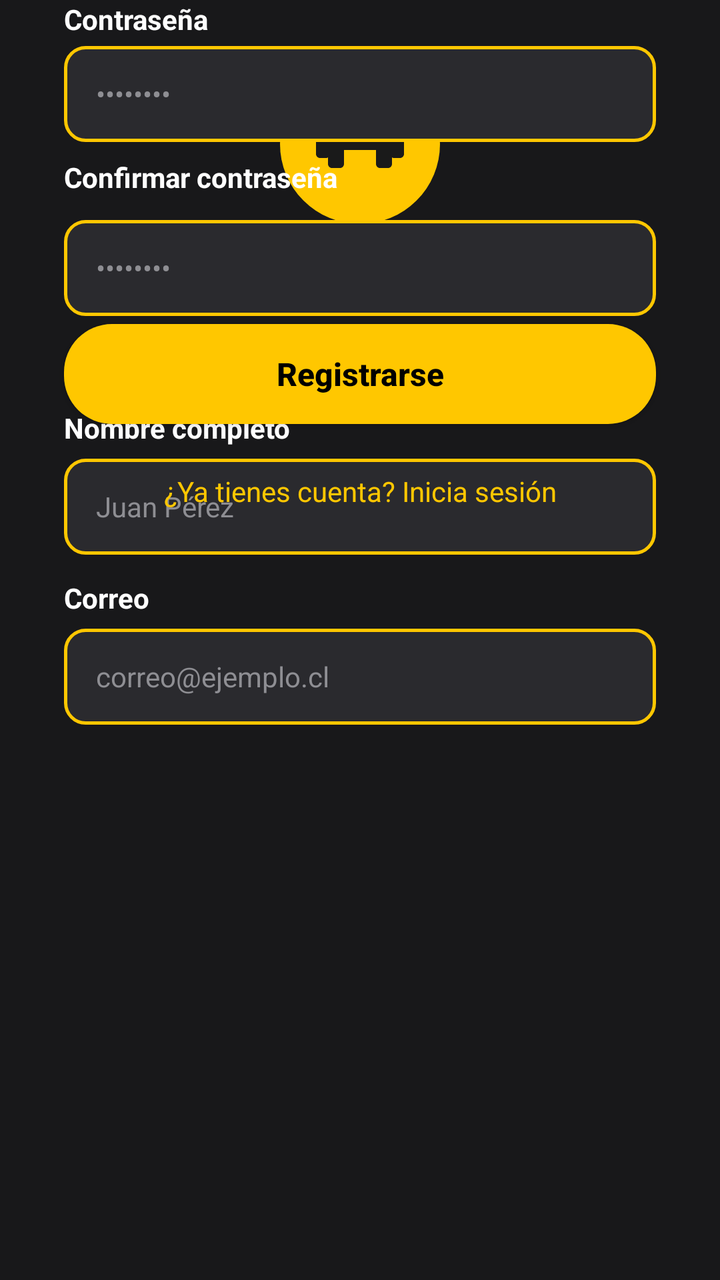
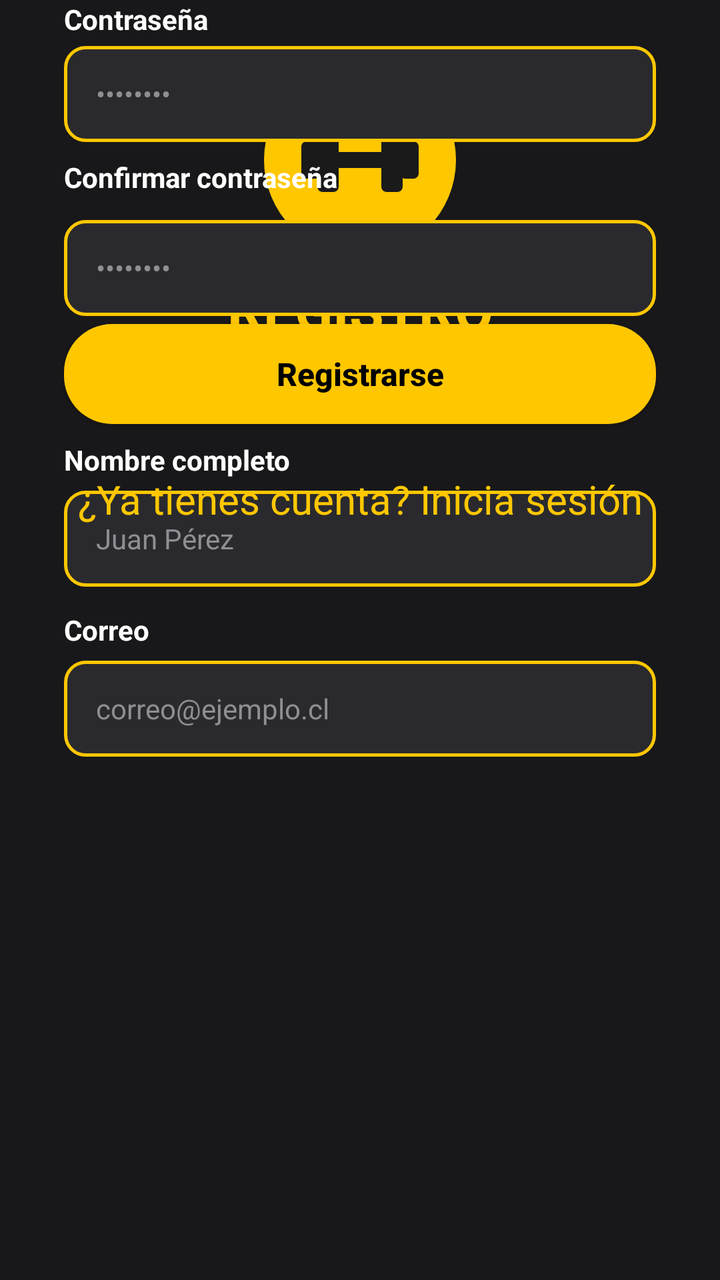

Screens rendered from an Android XML layout before and after an edit, with the pre-edit source and the edit as a unified diff.
<!-- AndroidManifest.xml: application theme Theme.Ev3NuevasTecnologias -->
<!-- res/layout/activity_main.xml -->
<?xml version="1.0" encoding="utf-8"?>
<ScrollView xmlns:android="http://schemas.android.com/apk/res/android"
    xmlns:app="http://schemas.android.com/apk/res-auto"
    xmlns:tools="http://schemas.android.com/tools"
    android:id="@+id/main"
    android:layout_width="match_parent"
    android:layout_height="match_parent"
    android:background="@color/gym_bg_dark"
    android:fillViewport="true"
    tools:context=".MainActivity">

    <androidx.constraintlayout.widget.ConstraintLayout
        android:layout_width="match_parent"
        android:layout_height="wrap_content"
        android:paddingBottom="40dp">

        
        <ImageView
            android:id="@+id/imgLogoRegistro"
            android:layout_width="80dp"
            android:layout_height="80dp"
            android:layout_marginTop="32dp"
            android:background="@drawable/bg_circle_yellow"
            android:contentDescription="@string/app_name"
            android:padding="16dp"
            android:src="@drawable/logo_pesa"
            app:layout_constraintEnd_toEndOf="parent"
            app:layout_constraintStart_toStartOf="parent"
            app:layout_constraintTop_toTopOf="parent" />

        
        <TextView
            android:id="@+id/tvTitleRegistro"
            android:layout_width="wrap_content"
            android:layout_height="wrap_content"
            android:layout_marginTop="8dp"
            android:text="@string/title_registro"
            android:textColor="@color/gym_yellow"
            android:textSize="28sp"
            android:textStyle="bold"
            app:layout_constraintEnd_toEndOf="parent"
            app:layout_constraintStart_toStartOf="parent"
            app:layout_constraintTop_toBottomOf="@id/imgLogoRegistro" />

        
        <TextView
            android:id="@+id/tvSubtitleRegistro"
            android:layout_width="wrap_content"
            android:layout_height="wrap_content"
            android:layout_marginTop="4dp"
            android:text="@string/subtitle_registro"
            android:textColor="@color/gym_text_white"
            android:textSize="14sp"
            app:layout_constraintEnd_toEndOf="parent"
            app:layout_constraintStart_toStartOf="parent"
            app:layout_constraintTop_toBottomOf="@id/tvTitleRegistro" />

        
        <TextView
            android:id="@+id/lblNombre"
            android:layout_width="0dp"
            android:layout_height="wrap_content"
            android:layout_marginStart="32dp"
            android:layout_marginTop="24dp"
            android:layout_marginEnd="32dp"
            android:text="@string/label_nombre"
            android:textColor="@color/gym_text_white"
            android:textSize="14sp"
            android:textStyle="bold"
            app:layout_constraintEnd_toEndOf="parent"
            app:layout_constraintStart_toStartOf="parent"
            app:layout_constraintTop_toBottomOf="@id/tvSubtitleRegistro" />

        
        <EditText
            android:id="@+id/etNombre"
            android:layout_width="0dp"
            android:layout_height="48dp"
            android:layout_marginStart="32dp"
            android:layout_marginTop="6dp"
            android:layout_marginEnd="32dp"
            android:autofillHints="name"
            android:background="@drawable/bg_input_field"
            android:hint="@string/hint_nombre"
            android:inputType="textPersonName"
            android:paddingHorizontal="16dp"
            android:textColor="@color/gym_text_white"
            android:textColorHint="@color/gym_text_gray"
            android:textSize="14sp"
            app:layout_constraintEnd_toEndOf="parent"
            app:layout_constraintStart_toStartOf="parent"
            app:layout_constraintTop_toBottomOf="@id/lblNombre" />

        
        <TextView
            android:id="@+id/lblCorreo"
            android:layout_width="0dp"
            android:layout_height="wrap_content"
            android:layout_marginStart="32dp"
            android:layout_marginTop="12dp"
            android:layout_marginEnd="32dp"
            android:text="@string/label_correo"
            android:textColor="@color/gym_text_white"
            android:textSize="14sp"
            android:textStyle="bold"
            app:layout_constraintEnd_toEndOf="parent"
            app:layout_constraintStart_toStartOf="parent"
            app:layout_constraintTop_toBottomOf="@id/etNombre" />

        
        <EditText
            android:id="@+id/etCorreo"
            android:layout_width="0dp"
            android:layout_height="48dp"
            android:layout_marginStart="32dp"
            android:layout_marginTop="6dp"
            android:layout_marginEnd="32dp"
            android:autofillHints="emailAddress"
            android:background="@drawable/bg_input_field"
            android:hint="@string/hint_correo"
            android:inputType="textEmailAddress"
            android:paddingHorizontal="16dp"
            android:textColor="@color/gym_text_white"
            android:textColorHint="@color/gym_text_gray"
            android:textSize="14sp"
            app:layout_constraintEnd_toEndOf="parent"
            app:layout_constraintStart_toStartOf="parent"
            app:layout_constraintTop_toBottomOf="@id/lblCorreo" />

        

        

        

        

        
        <EditText
            android:id="@+id/etContrasena"
            android:layout_width="0dp"
            android:layout_height="48dp"
            android:layout_marginStart="32dp"
            android:layout_marginTop="4dp"
            android:layout_marginEnd="32dp"
            android:autofillHints="newPassword"
            android:background="@drawable/bg_input_field"
            android:hint="@string/hint_contrasena"
            android:inputType="textPassword"
            android:paddingHorizontal="16dp"
            android:textColor="@color/gym_text_white"
            android:textColorHint="@color/gym_text_gray"
            android:textSize="14sp"
            app:layout_constraintEnd_toEndOf="parent"
            app:layout_constraintHorizontal_bias="0.0"
            app:layout_constraintStart_toStartOf="parent"
            app:layout_constraintTop_toBottomOf="@id/lblContrasena" />

        <TextView
            android:id="@+id/lblContrasena"
            android:layout_width="0dp"
            android:layout_height="wrap_content"
            android:layout_marginStart="32dp"
            android:layout_marginEnd="32dp"
            android:text="@string/label_contrasena"
            android:textColor="@color/gym_text_white"
            android:textSize="14sp"
            android:textStyle="bold"
            app:layout_constraintEnd_toEndOf="parent"
            app:layout_constraintHorizontal_bias="0.0"
            app:layout_constraintStart_toStartOf="parent"
            tools:layout_editor_absoluteY="377dp" />

        <EditText
            android:id="@+id/etConfirmarContrasena"
            android:layout_width="0dp"
            android:layout_height="48dp"
            android:layout_marginStart="32dp"
            android:layout_marginTop="12dp"
            android:layout_marginEnd="32dp"
            android:autofillHints="newPassword"
            android:background="@drawable/bg_input_field"
            android:hint="@string/hint_contrasena"
            android:inputType="textPassword"
            android:paddingHorizontal="16dp"
            android:textColor="@color/gym_text_white"
            android:textColorHint="@color/gym_text_gray"
            android:textSize="14sp"
            app:layout_constraintEnd_toEndOf="parent"
            app:layout_constraintHorizontal_bias="0.0"
            app:layout_constraintStart_toStartOf="parent"
            app:layout_constraintTop_toBottomOf="@id/lblConfirmarContrasena" />

        <TextView
            android:id="@+id/tvErrorRegistro"
            android:layout_width="0dp"
            android:layout_height="wrap_content"
            android:layout_marginStart="32dp"
            android:layout_marginTop="20dp"
            android:layout_marginEnd="32dp"
            android:gravity="center"
            android:text="@string/error_registro_invalido"
            android:textColor="@color/gym_error_red"
            android:textSize="13sp"
            android:visibility="gone"
            app:layout_constraintEnd_toEndOf="parent"
            app:layout_constraintHorizontal_bias="0.0"
            app:layout_constraintStart_toStartOf="parent"
            app:layout_constraintTop_toBottomOf="@id/etConfirmarContrasena"
            tools:visibility="visible" />

        <androidx.appcompat.widget.AppCompatButton
            android:id="@+id/btnRegistrarse"
            android:layout_width="0dp"
            android:layout_height="50dp"
            android:layout_marginStart="32dp"
            android:layout_marginTop="4dp"
            android:layout_marginEnd="32dp"
            android:background="@drawable/bg_button_yellow"
            android:text="@string/btn_registrarse"
            android:textAllCaps="false"
            android:textColor="@color/black"
            android:textSize="16sp"
            android:textStyle="bold"
            app:layout_constraintEnd_toEndOf="parent"
            app:layout_constraintHorizontal_bias="0.0"
            app:layout_constraintStart_toStartOf="parent"
            app:layout_constraintTop_toBottomOf="@id/tvErrorRegistro" />

        <TextView
            android:id="@+id/tvIniciarSesion"
            android:layout_width="wrap_content"
            android:layout_height="wrap_content"
            android:layout_marginTop="24dp"
            android:clickable="true"
            android:focusable="true"
            android:gravity="center"
            android:text="@string/link_ya_tengo_cuenta"
            android:textColor="@color/gym_yellow"
            android:textSize="14sp"
            app:layout_constraintEnd_toEndOf="parent"
            app:layout_constraintStart_toStartOf="parent"
            app:layout_constraintTop_toBottomOf="@id/btnRegistrarse" />

        <TextView
            android:id="@+id/lblConfirmarContrasena"
            android:layout_width="0dp"
            android:layout_height="wrap_content"
            android:layout_marginStart="32dp"
            android:layout_marginTop="8dp"
            android:layout_marginEnd="32dp"
            android:text="@string/label_confirmar_contrasena"
            android:textColor="@color/gym_text_white"
            android:textSize="14sp"
            android:textStyle="bold"
            app:layout_constraintEnd_toEndOf="parent"
            app:layout_constraintHorizontal_bias="0.0"
            app:layout_constraintStart_toStartOf="parent"
            app:layout_constraintTop_toBottomOf="@id/etContrasena" />

        

        

        

        

    </androidx.constraintlayout.widget.ConstraintLayout>
</ScrollView>
<!-- resources referenced by this layout -->
<resources>
  <color name="black">#FF000000</color>
  <color name="gym_bg_dark">#18181A</color>
  <color name="gym_error_red">#FF3B30</color>
  <color name="gym_text_gray">#8E8E93</color>
  <color name="gym_text_white">#FFFFFF</color>
  <color name="gym_yellow">#FFC700</color>
  <!-- drawable bg_button_yellow (drawable) -->
  <?xml version="1.0" encoding="utf-8"?>
  <shape xmlns:android="http://schemas.android.com/apk/res/android"
      android:shape="rectangle">
      <solid android:color="@color/gym_yellow" />
      <corners android:radius="24dp" />
  </shape>
  <!-- drawable bg_circle_yellow (drawable) -->
  <?xml version="1.0" encoding="utf-8"?>
  <shape xmlns:android="http://schemas.android.com/apk/res/android"
      android:shape="oval">
      <solid android:color="@color/gym_yellow" />
  </shape>
  <!-- drawable bg_input_field (drawable) -->
  <?xml version="1.0" encoding="utf-8"?>
  <shape xmlns:android="http://schemas.android.com/apk/res/android"
      android:shape="rectangle">
      <solid android:color="@color/gym_field_bg" />
      <stroke
          android:width="1.5dp"
          android:color="@color/gym_yellow" />
      <corners android:radius="10dp" />
  </shape>
  <!-- drawable logo_pesa (drawable) -->
  <vector xmlns:android="http://schemas.android.com/apk/res/android"
      android:width="48dp"
      android:height="48dp"
      android:viewportWidth="24"
      android:viewportHeight="24">
      
      <path
          android:fillColor="#1A1A1A"
          android:pathData="M6,10.5h12v3H6z" />
      
      <path
          android:fillColor="#1A1A1A"
          android:pathData="M5,6h2c0.55,0 1,0.45 1,1v10c0,0.55 -0.45,1 -1,1H5c-0.55,0 -1,-0.45 -1,-1V7c0,-0.55 0.45,-1 1,-1z" />
      
      <path
          android:fillColor="#1A1A1A"
          android:pathData="M2,8.5h1.5c0.55,0 1,0.45 1,1v5c0,0.55 -0.45,1 -1,1H2c-0.55,0 -1,-0.45 -1,-1v-5c0,-0.55 0.45,-1 1,-1z" />
      
      <path
          android:fillColor="#1A1A1A"
          android:pathData="M17,6h2c0.55,0 1,0.45 1,1v10c0,0.55 -0.45,1 -1,1h-2c-0.55,0 -1,-0.45 -1,-1V7c0,-0.55 0.45,-1 1,-1z" />
      
      <path
          android:fillColor="#1A1A1A"
          android:pathData="M20.5,8.5h1.5c0.55,0 1,0.45 1,1v5c0,0.55 -0.45,1 -1,1h-1.5c-0.55,0 -1,-0.45 -1,-1v-5c0,-0.55 0.45,-1 1,-1z" />
  </vector>
  <string name="app_name">Ev3 Nuevas Tecnologias</string>
  <string name="btn_registrarse">Registrarse</string>
  <string name="error_registro_invalido">Por favor completa todos los campos correctamente</string>
  <string name="hint_contrasena">••••••••</string>
  <string name="hint_correo">correo@ejemplo.cl</string>
  <string name="hint_nombre">Juan Pérez</string>
  <string name="label_confirmar_contrasena">Confirmar contraseña</string>
  <string name="label_contrasena">Contraseña</string>
  <string name="label_correo">Correo</string>
  <string name="label_nombre">Nombre completo</string>
  <string name="link_ya_tengo_cuenta">¿Ya tienes cuenta? Inicia sesión</string>
  <string name="subtitle_registro">Crea tu cuenta de usuario</string>
  <string name="title_registro">REGISTRO</string>
  <style name="Theme.Ev3NuevasTecnologias" parent="Base.Theme.Ev3NuevasTecnologias" />
  <color name="gym_field_bg">#2A2A2E</color>
  <style name="Base.Theme.Ev3NuevasTecnologias" parent="Theme.Material3.DayNight.NoActionBar">
          
          
      </style>
</resources>

<!-- the commit's change to res/layout/activity_main.xml (unified diff, before → after) -->
@@ -17,8 +17,8 @@
         
         <ImageView
             android:id="@+id/imgLogoRegistro"
-            android:layout_width="80dp"
-            android:layout_height="80dp"
+            android:layout_width="96dp"
+            android:layout_height="96dp"
             android:layout_marginTop="32dp"
             android:background="@drawable/bg_circle_yellow"
             android:contentDescription="@string/app_name"
@@ -73,7 +73,7 @@
 
         
         <EditText
-            android:id="@+id/etNombre"
+            android:id="@+id/txt_nombre_main"
             android:layout_width="0dp"
             android:layout_height="48dp"
             android:layout_marginStart="32dp"
@@ -105,11 +105,11 @@
             android:textStyle="bold"
             app:layout_constraintEnd_toEndOf="parent"
             app:layout_constraintStart_toStartOf="parent"
-            app:layout_constraintTop_toBottomOf="@id/etNombre" />
-
-        
-        <EditText
-            android:id="@+id/etCorreo"
+            app:layout_constraintTop_toBottomOf="@id/txt_nombre_main" />
+
+        
+        <EditText
+            android:id="@+id/txt_correo_main"
             android:layout_width="0dp"
             android:layout_height="48dp"
             android:layout_marginStart="32dp"
@@ -137,7 +137,7 @@
 
         
         <EditText
-            android:id="@+id/etContrasena"
+            android:id="@+id/txt_clave_main"
             android:layout_width="0dp"
             android:layout_height="48dp"
             android:layout_marginStart="32dp"
@@ -172,7 +172,7 @@
             tools:layout_editor_absoluteY="377dp" />
 
         <EditText
-            android:id="@+id/etConfirmarContrasena"
+            android:id="@+id/txt_confClave_main"
             android:layout_width="0dp"
             android:layout_height="48dp"
             android:layout_marginStart="32dp"
@@ -206,11 +206,11 @@
             app:layout_constraintEnd_toEndOf="parent"
             app:layout_constraintHorizontal_bias="0.0"
             app:layout_constraintStart_toStartOf="parent"
-            app:layout_constraintTop_toBottomOf="@id/etConfirmarContrasena"
+            app:layout_constraintTop_toBottomOf="@id/txt_confClave_main"
             tools:visibility="visible" />
 
         <androidx.appcompat.widget.AppCompatButton
-            android:id="@+id/btnRegistrarse"
+            android:id="@+id/btn_registro_main"
             android:layout_width="0dp"
             android:layout_height="50dp"
             android:layout_marginStart="32dp"
@@ -235,12 +235,13 @@
             android:clickable="true"
             android:focusable="true"
             android:gravity="center"
+            android:onClick="irLogin"
             android:text="@string/link_ya_tengo_cuenta"
             android:textColor="@color/gym_yellow"
-            android:textSize="14sp"
-            app:layout_constraintEnd_toEndOf="parent"
-            app:layout_constraintStart_toStartOf="parent"
-            app:layout_constraintTop_toBottomOf="@id/btnRegistrarse" />
+            android:textSize="20sp"
+            app:layout_constraintEnd_toEndOf="parent"
+            app:layout_constraintStart_toStartOf="parent"
+            app:layout_constraintTop_toBottomOf="@id/btn_registro_main" />
 
         <TextView
             android:id="@+id/lblConfirmarContrasena"
@@ -256,7 +257,7 @@
             app:layout_constraintEnd_toEndOf="parent"
             app:layout_constraintHorizontal_bias="0.0"
             app:layout_constraintStart_toStartOf="parent"
-            app:layout_constraintTop_toBottomOf="@id/etContrasena" />
+            app:layout_constraintTop_toBottomOf="@id/txt_clave_main" />
 
         
 
